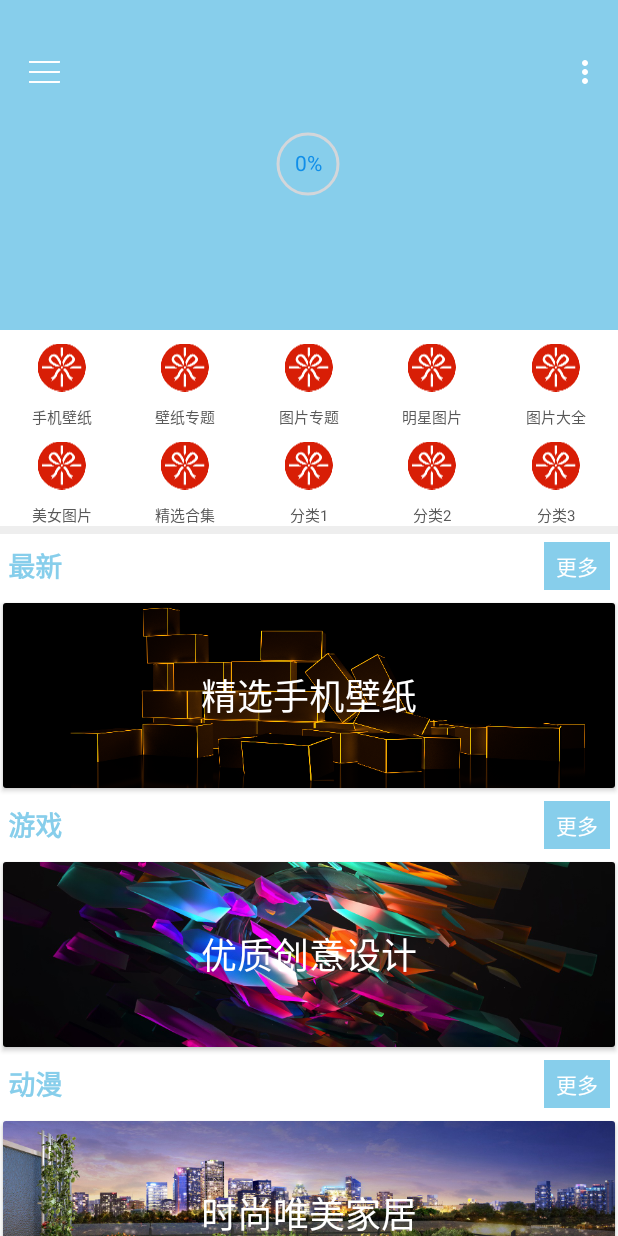
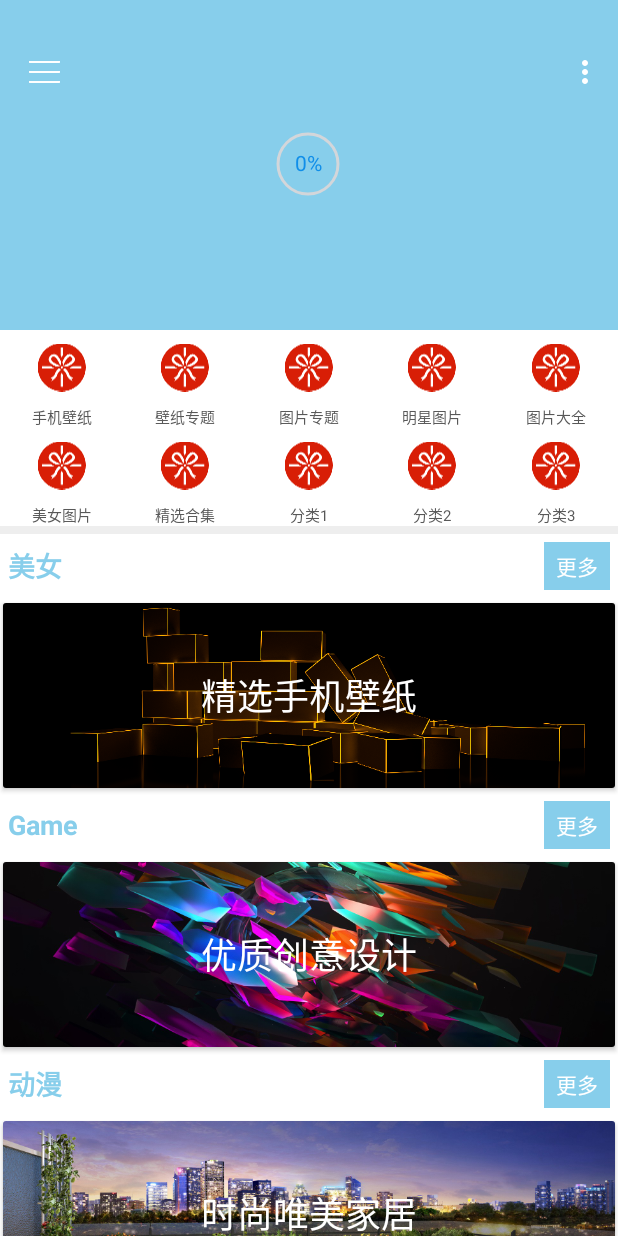
Before and after one commit to CoderGuoy/GoodTimes, an Android app: the screen it shows after launch (MainActivity), on a phone screen of 412 x 824 dp. Run offline under Robolectric (Android 15) with nearby library versions, the phone set to English and light mode, and no system bars; our stand-ins replace data binding; libraries missing offline, so code that uses them is left out: android.support.v7, rx.android.schedulers, rx.functions, rx.schedulers; pictures from the network do not load; 4 statements that could not run were skipped.

```diff
--- a/app/src/main/java/com/coder/guoy/goodtimes/MainActivity.java
+++ b/app/src/main/java/com/coder/guoy/goodtimes/MainActivity.java
@@ -16,10 +16,10 @@ import android.view.View;
 
 import com.coder.guoy.goodtimes.api.ApiHelper;
 import com.coder.guoy.goodtimes.api.bean.ImageBean;
+import com.coder.guoy.goodtimes.cache.CacheActivity;
 import com.coder.guoy.goodtimes.databinding.ActivityMainBinding;
 import com.coder.guoy.goodtimes.databinding.NavigationHeaderBinding;
 import com.coder.guoy.goodtimes.linstener.PerfectClickListener;
-import com.coder.guoy.goodtimes.cache.CacheActivity;
 import com.coder.guoy.goodtimes.ui.DataActivity;
 import com.coder.guoy.goodtimes.ui.ProgressImageAcitivty;
 import com.coder.guoy.goodtimes.ui.TypePage1Activity;
@@ -44,13 +44,10 @@ import rx.android.schedulers.AndroidSchedulers;
 import rx.functions.Func1;
 import rx.schedulers.Schedulers;
 
-import static com.coder.guoy.goodtimes.Constants.BASE_URl;
 import static com.coder.guoy.goodtimes.Constants.IMG_URl;
-import static com.coder.guoy.goodtimes.Constants.ZMBZ;
-import static com.coder.guoy.goodtimes.Constants.ZMBZ_JSBZ;
-import static com.coder.guoy.goodtimes.Constants.ZMBZ_KTDM;
-import static com.coder.guoy.goodtimes.Constants.ZMBZ_QCBZ;
-import static com.coder.guoy.goodtimes.Constants.ZMBZ_YXBZ;
+import static com.coder.guoy.goodtimes.Constants.ZOL_PC_DM;
+import static com.coder.guoy.goodtimes.Constants.ZOL_PC_MV;
+import static com.coder.guoy.goodtimes.Constants.ZOL_URl;
 
 public class MainActivity extends AppCompatActivity implements View.OnClickListener {
     private ActivityMainBinding binding;
@@ -62,18 +59,6 @@ public class MainActivity extends AppCompatActivity implements View.OnClickListe
     private String[] titles = {"手机壁纸", "壁纸专题", "图片专题", "明星图片", "图片大全",
             "美女图片", "精选合集", "分类1", "分类2", "分类3",};
     private int color;
-    private String classType1 = "list_cont list_cont1 w1180";
-    private String classType2 = "list_cont list_cont2 w1180";
-    private String classType3 = "list_cont Left_list_cont";
-    private String imageType1 = "src";
-    private String imageType2 = "url";
-    private int Page0 = 0;
-    private int Page1 = 1;
-    private int Page2 = 2;
-    private int Page3 = 3;
-    private int Page4 = 4;
-    private int Page5 = 5;
-    private int Page6 = 6;
     private TypePageAdapter adapter;
 
     @Override
@@ -82,23 +67,28 @@ public class MainActivity extends AppCompatActivity implements View.OnClickListe
         binding = DataBindingUtil.setContentView(this, R.layout.activity_main);
         transparentStatusBar();
         initView();
-        getBannerNetData(ZMBZ_KTDM);
-        //最新
-        getNetData(ZMBZ, Page0, classType1, imageType1, binding.recyclerviewModel2);
+        getBannerNetData(ZOL_PC_DM);
+        //美女
+        getNetData(ZOL_PC_MV);
         //游戏
-        getNetData(ZMBZ_YXBZ, Page0, classType3, imageType1, binding.recyclerviewModel3);
-        //动漫
-        getNetData(ZMBZ_KTDM, Page0, classType3, imageType1, binding.recyclerviewModel4);
-        //汽车
-        getNetData(ZMBZ_QCBZ, Page0, classType3, imageType1, binding.recyclerviewModel6);
-        //军事
-        getNetData(ZMBZ_JSBZ, Page0, classType3, imageType1, binding.recyclerviewModel5);
+//        getNetData(ZOL_PC_YX);
+//        //动漫
+//        getNetData(ZOL_PC_DM);
+//        //汽车
+//        getNetData(ZOL_PC_QC);
+//        //影视
+//        getNetData(ZOL_PC_YS);
     }
 
     private void initView() {
-        initRecyclerView(images, titles, binding.recyclerviewHomeType);
         binding.flTitleMenu.setOnClickListener(this);
         binding.imageMenu.setOnClickListener(this);
+        initRecyclerView(images, titles, binding.recyclerviewHomeType);
+        initRecyclerView(binding.recyclerviewModel2);
+        initRecyclerView(binding.recyclerviewModel3);
+        initRecyclerView(binding.recyclerviewModel4);
+        initRecyclerView(binding.recyclerviewModel5);
+        initRecyclerView(binding.recyclerviewModel6);
     }
 
     // TODO: 透明状态栏
@@ -118,25 +108,19 @@ public class MainActivity extends AppCompatActivity implements View.OnClickListe
                 List<ImageBean> list = new ArrayList<>();
                 try {
                     Document document = Jsoup.connect(url).get();
-                    Elements main_cont = document.getElementsByClass("main_cont");
-                    Document parse = Jsoup.parse(main_cont.toString());
-                    Elements imageLists = parse.getElementsByClass("Left_bar");
-                    Elements li = imageLists.select("li");
+                    Elements li = document.getElementsByClass("photo-list-padding");
                     for (Element imageList : li) {
                         //详细页连接
-                        String linkUrl = imageList.select("a").first().attr("href");
+                        String linkUrl = imageList.select("a").attr("href");
+                        if (!linkUrl.startsWith(ZOL_URl)) {
+                            linkUrl = ZOL_URl + linkUrl.substring(1);
+                        }
+                        //原图
+                        Document document2 = Jsoup.connect(linkUrl).get();
+                        Elements main_cont2 = document2.getElementsByClass("photo");
+                        String imgUrl = main_cont2.select("img").first().attr("src");
 
-                        //图片标题
-                        String imgaeTitle = imageList.select("p").text();
-
-                        Document document2 = Jsoup.connect(linkUrl).get();
-                        Elements main_cont2 = document2.getElementsByClass("pic_main");
-                        Document parse2 = Jsoup.parse(main_cont2.toString());
-                        Elements imageLists2 = parse2.getElementsByClass("pic-meinv");
-                        //图片地址
-                        String imgUrl = imageLists2.select("img").first().attr("src");
-
-                        list.add(new ImageBean(linkUrl, imgUrl, imgaeTitle));
+                        list.add(new ImageBean("", imgUrl, ""));
                     }
                     subscriber.onNext(list);
                     subscriber.onCompleted();
@@ -145,7 +129,6 @@ public class MainActivity extends AppCompatActivity implements View.OnClickListe
                 }
             }
         });
-
         observable
                 .subscribeOn(Schedulers.io())
                 .observeOn(AndroidSchedulers.mainThread())
@@ -162,9 +145,9 @@ public class MainActivity extends AppCompatActivity implements View.OnClickListe
 
                     @Override
                     public void onCompleted() {
+                        downloadPic(imageUrl);
                         GlideUtils.progressImage(imageUrl, binding.imageHome, binding.progressHome);
                         initDrawerlayout(imageUrl);
-                        downloadPic(imageUrl);
                         Log.i("onCompeted", "完成");
                     }
 
@@ -177,42 +160,29 @@ public class MainActivity extends AppCompatActivity implements View.OnClickListe
     }
 
     //TODO: 获取网络数据
-
-    /**
-     * @param url          连接地址
-     * @param position     页面中数据源条目位置
-     * @param recyclerView 对应的控件
-     */
-    private void getNetData(final String url, final int position,
-                            final String classType, final String imageType,
-                            final RecyclerView recyclerView) {
+    private void getNetData(final String url) {
         Observable<List<ImageBean>> observable = Observable.create(new Observable.OnSubscribe<List<ImageBean>>() {
             @Override
             public void call(Subscriber<? super List<ImageBean>> subscriber) {
                 List<ImageBean> list = new ArrayList<>();
                 try {
                     Document document = Jsoup.connect(url).get();
-                    Elements main_cont = document.getElementsByClass("main_cont");
-                    Document parse = Jsoup.parse(main_cont.toString());
-                    Element imageLists = parse.getElementsByClass(classType).get(position);
-                    Elements li = imageLists.select("li");
+                    Elements li = document.getElementsByClass("photo-list-padding");
                     for (Element imageList : li) {
                         //详细页连接
-                        String linkUrl = imageList.select("a").first().attr("href");
-                        if (!linkUrl.startsWith(BASE_URl)) {
-                            linkUrl = BASE_URl + linkUrl.substring(1);
+                        String linkUrl = imageList.select("a").attr("href");
+                        if (!linkUrl.startsWith(ZOL_URl)) {
+                            linkUrl = ZOL_URl + linkUrl.substring(1);
                         }
                         //图片标题
-                        String imgaeTitle = imageList.select("p").text();
+                        String imageTitle = imageList.select("img").attr("title");
 
+                        //原图
                         Document document2 = Jsoup.connect(linkUrl).get();
-                        Elements main_cont2 = document2.getElementsByClass("pic_main");
-                        Document parse2 = Jsoup.parse(main_cont2.toString());
-                        Elements imageLists2 = parse2.getElementsByClass("pic-meinv");
-                        //图片地址
-                        String imgUrl = imageLists2.select("img").first().attr(imageType);
+                        Elements main_cont2 = document2.getElementsByClass("photo");
+                        String imgUrl = main_cont2.select("img").first().attr("src");
 
-                        list.add(new ImageBean(linkUrl, imgUrl, imgaeTitle));
+                        list.add(new ImageBean(linkUrl, imgUrl, imageTitle));
                     }
                     subscriber.onNext(list);
                     subscriber.onCompleted();
@@ -228,7 +198,7 @@ public class MainActivity extends AppCompatActivity implements View.OnClickListe
                 .subscribe(new Subscriber<List<ImageBean>>() {
                     @Override
                     public void onNext(List<ImageBean> beanList) {
-                        initRecyclerView(beanList, recyclerView);
+                        adapter.setNewData(beanList);
                     }
 
                     @Override
@@ -315,8 +285,8 @@ public class MainActivity extends AppCompatActivity implements View.OnClickListe
     }
 
     // TODO: 图片列表
-    private void initRecyclerView(List<ImageBean> beanList, RecyclerView recyclerView) {
-        adapter = new TypePageAdapter(this, beanList, 4);
+    private void initRecyclerView(RecyclerView recyclerView) {
+        adapter = new TypePageAdapter(this);
         GridLayoutManager mLayoutManager = new GridLayoutManager(this, 2);
         recyclerView.setLayoutManager(mLayoutManager);
         recyclerView.setAdapter(adapter);
@@ -343,6 +313,7 @@ public class MainActivity extends AppCompatActivity implements View.OnClickListe
                 binding.drawerlayout.openDrawer(GravityCompat.START);
                 break;
             case R.id.image_menu:// 右侧功能菜单
+                getBannerNetData(ZOL_PC_DM);
                 break;
         }
     }
--- a/app/src/main/java/com/coder/guoy/goodtimes/cache/CacheActivity.java
+++ b/app/src/main/java/com/coder/guoy/goodtimes/cache/CacheActivity.java
@@ -89,7 +89,7 @@ public class CacheActivity extends AppCompatActivity implements View.OnClickList
 
     // TODO: 图片列表
     private void initRecyclerView(List<ImageBean> beanList, RecyclerView recyclerView) {
-        adapter = new TypePageAdapter(this, beanList, beanList.size());
+        adapter = new TypePageAdapter(this);
         GridLayoutManager mLayoutManager = new GridLayoutManager(this, 2);
         recyclerView.setLayoutManager(mLayoutManager);
         recyclerView.setAdapter(adapter);
@@ -108,12 +108,12 @@ public class CacheActivity extends AppCompatActivity implements View.OnClickList
             case R.id.btn_1:
                 Data.getInstance().clearMemoryCache();
                 ToastUtil.show("内存缓存已清空");
-                adapter.setItems(null);
+                adapter.removeItems(null);
                 break;
             case R.id.btn_2:
                 Data.getInstance().clearMemoryAndDiskCache();
                 ToastUtil.show("内存缓存和磁盘缓存已清空");
-                adapter.setItems(null);
+                adapter.removeItems(null);
                 break;
             case R.id.btn_3:
                 getNetData(ZMBZ, Page0, classType1, imageType1, binding.recyclerviewModel2);
--- a/app/src/main/java/com/coder/guoy/goodtimes/ui/Fragment1.java
+++ b/app/src/main/java/com/coder/guoy/goodtimes/ui/Fragment1.java
@@ -150,7 +150,7 @@ public class Fragment1 extends MvvmBaseFragment<FragmentHomeBinding> {
      * @param recyclerView 对应的控件
      */
     private void initRecyclerView(List<ImageBean> beanList, RecyclerView recyclerView) {
-        TypePageAdapter adapter = new TypePageAdapter(getContext(), beanList, 4);
+        TypePageAdapter adapter = new TypePageAdapter(getContext());
         GridLayoutManager mLayoutManager = new GridLayoutManager(getContext(), 2);
         recyclerView.setLayoutManager(mLayoutManager);
         recyclerView.setAdapter(adapter);
--- a/app/src/main/java/com/coder/guoy/goodtimes/ui/Fragment3.java
+++ b/app/src/main/java/com/coder/guoy/goodtimes/ui/Fragment3.java
@@ -102,7 +102,7 @@ public class Fragment3 extends MvvmBaseFragment<Fragment3Binding> {
 
     // 初始化RecyclerView的Adapter
     private void initRecyclerView() {
-        adapter = new TypePageAdapter(getContext(), mList, mList.size());
+        adapter = new TypePageAdapter(getContext());
         mLayoutManager = new StaggeredGridLayoutManager(2, StaggeredGridLayoutManager.VERTICAL);
         bindingView.recyclerviewList3.setLayoutManager(mLayoutManager);
         bindingView.recyclerviewList3.setAdapter(adapter);
--- a/app/src/main/java/com/coder/guoy/goodtimes/ui/Fragment4.java
+++ b/app/src/main/java/com/coder/guoy/goodtimes/ui/Fragment4.java
@@ -146,7 +146,7 @@ public class Fragment4 extends MvvmBaseFragment<Fragment4Binding> {
      * @param recyclerView 对应的控件
      */
     private void initRecyclerView(List<ImageBean> beanList, RecyclerView recyclerView) {
-        TypePageAdapter adapter = new TypePageAdapter(getContext(), beanList, beanList.size());
+        TypePageAdapter adapter = new TypePageAdapter(getContext());
         GridLayoutManager mLayoutManager = new GridLayoutManager(getContext(), 2);
         recyclerView.setLayoutManager(mLayoutManager);
         recyclerView.setAdapter(adapter);
--- a/app/src/main/res/layout/activity_main.xml
+++ b/app/src/main/res/layout/activity_main.xml
@@ -21,7 +21,7 @@
                     android:id="@+id/collapsingtollbar"
                     android:layout_width="match_parent"
                     android:layout_height="wrap_content"
-                    app:layout_scrollFlags="scroll|exitUntilCollapsed|snap">
+                    app:layout_scrollFlags="scroll|exitUntilCollapsed">
 
                     <FrameLayout
                         android:layout_width="match_parent"
@@ -258,6 +258,27 @@
                             android:layout_height="wrap_content">
 
                             <TextView
+                                android:id="@+id/text_model_5"
+                                style="@style/Home_TextStyle"
+                                android:text="@string/home_model_5"/>
+
+                            <TextView
+                                android:id="@+id/text_model_5_more"
+                                style="@style/Home_MoreStyle"
+                                android:layout_width="wrap_content"
+                                android:layout_height="wrap_content"/>
+                        </RelativeLayout>
+
+                        <android.support.v7.widget.RecyclerView
+                            android:id="@+id/recyclerview_model_5"
+                            android:layout_width="match_parent"
+                            android:layout_height="match_parent"/>
+
+                        <RelativeLayout
+                            android:layout_width="match_parent"
+                            android:layout_height="wrap_content">
+
+                            <TextView
                                 android:id="@+id/text_model_6"
                                 style="@style/Home_TextStyle"
                                 android:text="@string/home_model_6"/>
@@ -271,27 +292,6 @@
 
                         <android.support.v7.widget.RecyclerView
                             android:id="@+id/recyclerview_model_6"
-                            android:layout_width="match_parent"
-                            android:layout_height="match_parent"/>
-
-                        <RelativeLayout
-                            android:layout_width="match_parent"
-                            android:layout_height="wrap_content">
-
-                            <TextView
-                                android:id="@+id/text_model_5"
-                                style="@style/Home_TextStyle"
-                                android:text="@string/home_model_5"/>
-
-                            <TextView
-                                android:id="@+id/text_model_5_more"
-                                style="@style/Home_MoreStyle"
-                                android:layout_width="wrap_content"
-                                android:layout_height="wrap_content"/>
-                        </RelativeLayout>
-
-                        <android.support.v7.widget.RecyclerView
-                            android:id="@+id/recyclerview_model_5"
                             android:layout_width="match_parent"
                             android:layout_height="match_parent"/>
 
--- a/app/src/main/res/values/strings.xml
+++ b/app/src/main/res/values/strings.xml
@@ -7,11 +7,11 @@
     <string name="navigation_header5">5</string>
 
     <string name="home_model_1">精彩推荐</string>
-    <string name="home_model_2">最新</string>
-    <string name="home_model_3">游戏</string>
+    <string name="home_model_2">美女</string>
+    <string name="home_model_3">Game</string>
     <string name="home_model_4">动漫</string>
-    <string name="home_model_5">军事</string>
-    <string name="home_model_6">汽车</string>
+    <string name="home_model_5">酷车</string>
+    <string name="home_model_6">影视</string>
     <string name="home_model_7">精选手机壁纸</string>
     <string name="home_model_8">优质创意设计</string>
     <string name="home_model_9">时尚唯美家居</string>
```
Also changed, not shown: app/src/main/java/com/coder/guoy/goodtimes/Constants.java (+8 -1 lines), app/src/main/java/com/coder/guoy/goodtimes/ui/DataActivity.java (+9 -10 lines), app/src/main/java/com/coder/guoy/goodtimes/ui/adapter/TypePageAdapter.java (+26 -11 lines), app/src/main/java/com/coder/guoy/goodtimes/utils/GlideUtils.java (+5 -5 lines), app/src/main/res/layout/item_type_page.xml (+18 -18 lines).
